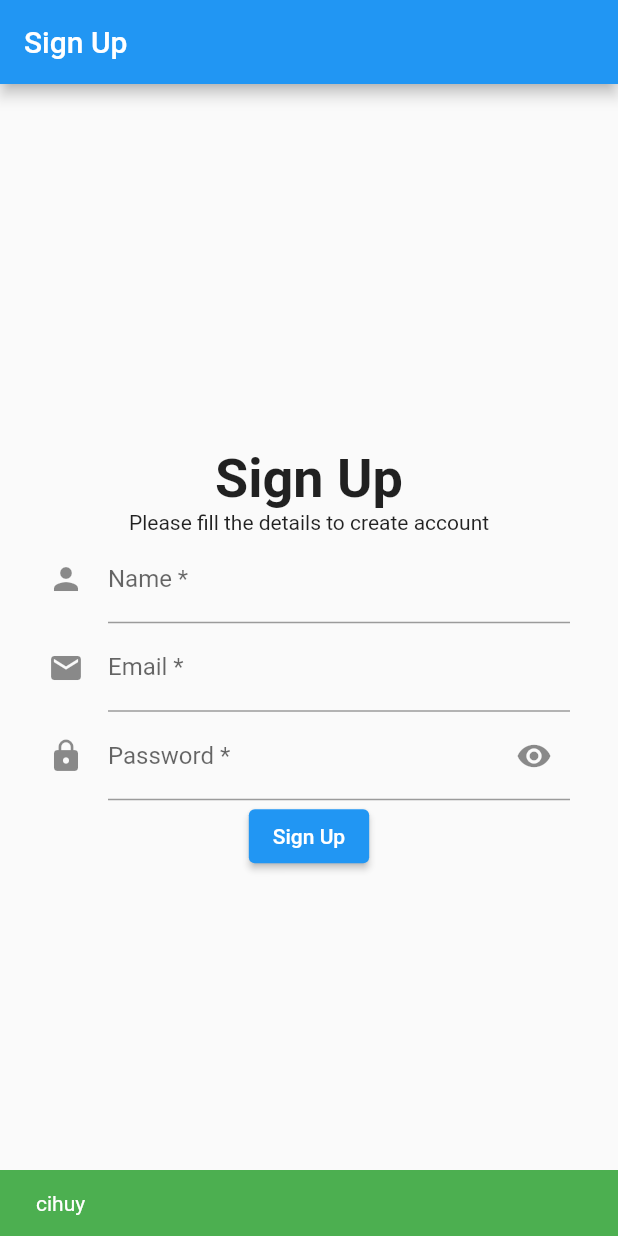
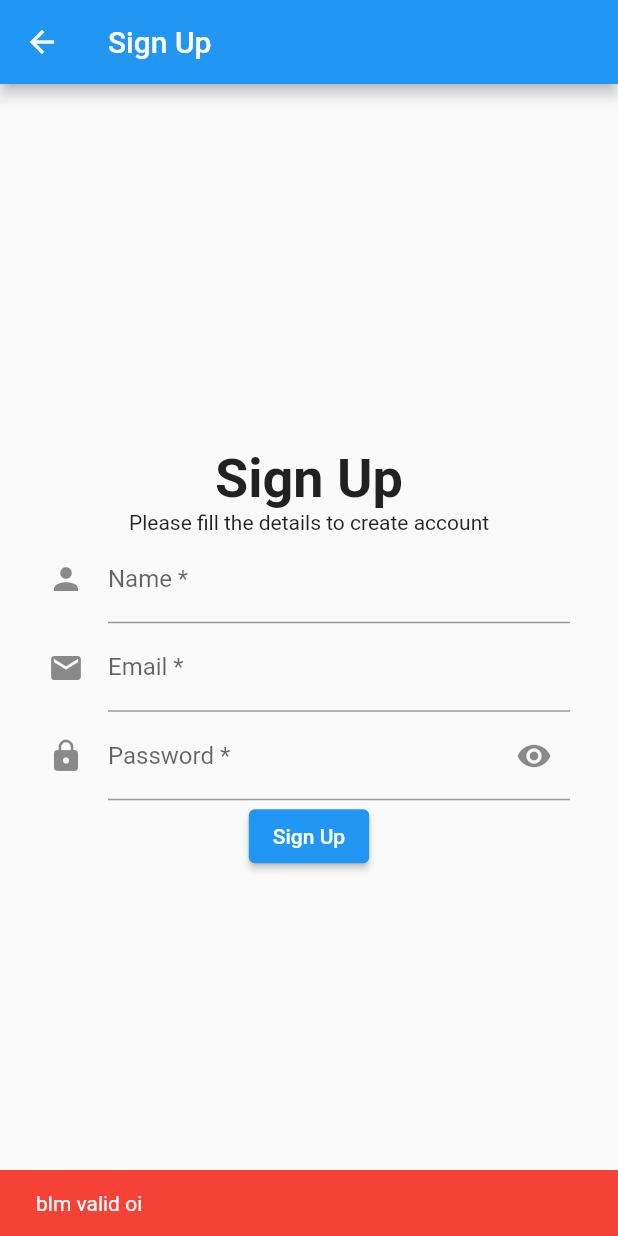
Before and after one commit to jestsee/todo-list-flutter, a Flutter app: the screen it shows after launch, after a tap on "Sign Up", on a phone screen of 412 x 824 dp. Run offline on Flutter 3.47's test engine with Material 2 defaults, Android fonts, the phone set to English and light mode, and no system bars; drawn by our look-alikes of reactive_forms; our stand-ins replace flutter_dotenv, flutter_hooks, hooks_riverpod, string_validator, supabase_flutter; accounts and stored records are empty.

Commit message:
refactor widgets

```diff
--- a/lib/hooks/use_sign_up.dart
+++ b/lib/hooks/use_sign_up.dart
@@ -6,7 +6,7 @@ import 'package:flutter_hooks/flutter_hooks.dart';
 // controller - name, email, password, password confirm
 // focus - name, email, password, password confirm
 // password sama password confirm ada state buat hide/show
-
+// TODO kayaknya bisa dihapus aja
 class BaseField {
   final TextEditingController controller;
   final focus = useMemoized(() => FocusNode());
--- a/lib/main.dart
+++ b/lib/main.dart
@@ -1,27 +1,26 @@
 import 'package:flutter/material.dart';
 import 'package:flutter_dotenv/flutter_dotenv.dart';
 import 'package:hooks_riverpod/hooks_riverpod.dart';
-import 'package:todo_list/ui/screens/sign_up.dart';
+import 'package:todo_list/ui/screens/home/home.dart';
 
 Future main() async {
   await dotenv.load(fileName: '.env');
-  runApp(MyApp());
+  runApp(const MyApp());
 }
 
 class MyApp extends StatelessWidget {
-  MyApp({super.key});
-  final formkey = GlobalKey();
+  const MyApp({super.key});
 
   // This widget is the root of your application.
   @override
   Widget build(BuildContext context) {
     return ProviderScope(
       child: MaterialApp(
-        title: 'Flutter Demo',
+        title: 'Todo List Flutter',
         theme: ThemeData(
           primarySwatch: Colors.blue,
         ),
-        home: const SignUp(),
+        home: const Home(),
       ),
     );
   }
--- /dev/null
+++ b/lib/ui/screens/home/home.dart
@@ -0,0 +1,33 @@
+import 'package:flutter/material.dart';
+import 'package:flutter/scheduler.dart';
+import 'package:flutter_hooks/flutter_hooks.dart';
+import 'package:hooks_riverpod/hooks_riverpod.dart';
+import 'package:todo_list/controllers/auth_controller.dart';
+import 'package:todo_list/ui/screens/sign_up/sign_up.dart';
+
+class Home extends HookConsumerWidget {
+  const Home({super.key});
+
+  @override
+  Widget build(BuildContext context, WidgetRef ref) {
+    final authControllerState = ref.read(authControllerProvider);
+
+    useEffect(() {
+      if (authControllerState == null) {
+        SchedulerBinding.instance.addPostFrameCallback((_) {
+          Navigator.push(
+              context, MaterialPageRoute(builder: (context) => const SignUp()));
+        });
+      }
+      return () {};
+    }, const []);
+    return Scaffold(
+      appBar: AppBar(title: const Text('Sign Up')),
+      body: const Center(
+          child: Padding(
+        padding: EdgeInsets.all(32.0),
+        child: Center(child: Text('Ini home🏠')),
+      )),
+    );
+  }
+}
--- /dev/null
+++ b/lib/ui/screens/sign_in/sign_in.dart
@@ -0,0 +1,17 @@
+import 'package:flutter/material.dart';
+
+class SignIn extends StatelessWidget {
+  const SignIn({super.key});
+
+  @override
+  Widget build(BuildContext context) {
+    return Scaffold(
+      appBar: AppBar(title: const Text('Sign Up')),
+      body: const Center(
+          child: Padding(
+        padding: EdgeInsets.all(32.0),
+        child: Text('Ini halaman sign in'),
+      )),
+    );
+  }
+}
--- a/lib/ui/screens/sign_up.dart
+++ /dev/null
@@ -1,99 +0,0 @@
-import 'dart:developer';
-
-import 'package:flutter/material.dart';
-import 'package:flutter_hooks/flutter_hooks.dart';
-import 'package:reactive_forms/reactive_forms.dart';
-import 'package:todo_list/ui/validator/validation_message.dart' as v;
-import 'package:todo_list/utils.dart';
-
-class SignUp extends HookWidget {
-  const SignUp({super.key});
-
-  @override
-  Widget build(BuildContext context) {
-    final msg = useMemoized(() => const v.ValidationMessage());
-    final hidePassword = useState(true);
-    final hidePasswordConfirm = useState(true);
-    final form = FormGroup({
-      'name': FormControl<String>(validators: [Validators.required]),
-      'email': FormControl<String>(
-          validators: [Validators.required, Validators.email]),
-      'password': FormControl<String>(
-          validators: [Validators.required, Validators.minLength(6)])
-    });
-
-    return Scaffold(
-      appBar: AppBar(title: const Text('Sign Up')),
-      body: Center(
-          child: Padding(
-        padding: const EdgeInsets.all(32.0),
-        child: Column(
-          mainAxisAlignment: MainAxisAlignment.center,
-          children: <Widget>[
-            const Text(
-              'Sign Up',
-              style: TextStyle(fontSize: 36, fontWeight: FontWeight.w600),
-            ),
-            // const SizedBox(height: 16),
-            const Text('Please fill the details to create account'),
-            // const SizedBox(height: 32),
-            ReactiveForm(
-                formGroup: form,
-                child: Column(
-                  children: <Widget>[
-                    ReactiveTextField(
-                      formControlName: 'name',
-                      validationMessages: {
-                        'required': (_) => msg.required('Name')
-                      },
-                      decoration: const InputDecoration(
-                          icon: Icon(Icons.person),
-                          hintText: 'John Doe',
-                          labelText: 'Name *'),
-                    ),
-                    ReactiveTextField(
-                      formControlName: 'email',
-                      validationMessages: {
-                        'required': (_) => msg.required('Email'),
-                        'email': (_) => msg.email()
-                      },
-                      decoration: const InputDecoration(
-                          icon: Icon(Icons.email),
-                          hintText: 'example@mail.com',
-                          labelText: 'Email *'),
-                    ),
-                    ReactiveTextField(
-                      formControlName: 'password',
-                      obscureText: hidePassword.value,
-                      validationMessages: {
-                        'required': (_) => msg.required('Password'),
-                        'minLength': (error) => msg.minLength(
-                            'Password', (error as Map)['requiredLength'])
-                      },
-                      decoration: InputDecoration(
-                          suffixIcon: IconButton(
-                              onPressed: (() =>
-                                  hidePassword.value = !hidePassword.value),
-                              icon: const Icon(Icons.remove_red_eye)),
-                          icon: const Icon(Icons.lock),
-                          labelText: 'Password *'),
-                    ),
-                  ],
-                )),
-            ElevatedButton(
-              onPressed: () {
-                print(form.value);
-                context.showSnackBar(message: 'cihuy');
-              },
-              child: const Text('Sign Up'),
-            )
-          ],
-        ),
-      )),
-    );
-  }
-}
-
-// TODO uninstall string validator?
-// TODO kalo udah install riverpod_hooks yg flutter_hooks di-uninstall aja?
-// TODO refactor pisahin widget untuk form sendiri
--- /dev/null
+++ b/lib/ui/screens/sign_up/sign_up.dart
@@ -0,0 +1,22 @@
+import 'package:flutter/material.dart';
+import 'package:todo_list/ui/screens/sign_up/sign_up_form.dart';
+
+class SignUp extends StatelessWidget {
+  const SignUp({super.key});
+
+  @override
+  Widget build(BuildContext context) {
+    return Scaffold(
+      appBar: AppBar(title: const Text('Sign Up')),
+      body: Center(
+          child: Padding(
+        padding: const EdgeInsets.all(32.0),
+        child: SignUpForm(),
+      )),
+    );
+  }
+}
+
+// TODO uninstall string validator?
+// TODO kalo udah install riverpod_hooks yg flutter_hooks di-uninstall aja?
+// TODO refactor pisahin widget untuk form sendiri
--- /dev/null
+++ b/lib/ui/screens/sign_up/sign_up_form.dart
@@ -0,0 +1,80 @@
+import 'package:flutter/material.dart';
+import 'package:flutter_hooks/flutter_hooks.dart';
+import 'package:reactive_forms/reactive_forms.dart';
+import 'package:todo_list/ui/validator/validation_message.dart' as v;
+import 'package:todo_list/utils.dart';
+import '../../widgets/custom_form.dart';
+
+class SignUpForm extends HookWidget {
+  SignUpForm({
+    Key? key,
+  }) : super(key: key);
+
+  final form = FormGroup({
+    // TODO alpha numeric only
+    'name': FormControl<String>(validators: [Validators.required]),
+    'email': FormControl<String>(
+        validators: [Validators.required, Validators.email]),
+    'password': FormControl<String>(
+        validators: [Validators.required, Validators.minLength(6)])
+  });
+
+  @override
+  Widget build(BuildContext context) {
+    final msg = useMemoized(() => const v.ValidationMessage());
+    return Column(
+      mainAxisAlignment: MainAxisAlignment.center,
+      children: <Widget>[
+        const Text(
+          'Sign Up',
+          style: TextStyle(fontSize: 36, fontWeight: FontWeight.w600),
+        ),
+        // const SizedBox(height: 16),
+        const Text('Please fill the details to create account'),
+        // const SizedBox(height: 32),
+        ReactiveForm(
+            formGroup: form,
+            child: Column(
+              children: <Widget>[
+                CustomForm(
+                    name: 'name',
+                    label: 'Name *',
+                    leading: const Icon(Icons.person),
+                    placeholder: 'John Doe',
+                    validator: {
+                      'required': (_) => msg.required('Password'),
+                    }),
+                CustomForm(
+                    name: 'email',
+                    label: 'Email *',
+                    leading: const Icon(Icons.mail),
+                    placeholder: 'example@mail.com',
+                    validator: {
+                      'required': (_) => msg.required('Email'),
+                      'email': (_) => msg.email()
+                    }),
+                CustomForm(
+                  name: 'password',
+                  label: 'Password *',
+                  leading: const Icon(Icons.lock),
+                  validator: {
+                    'required': (_) => msg.required('Password'),
+                    'minLength': (error) => msg.minLength(
+                        'Password', (error as Map)['requiredLength'])
+                  },
+                ),
+              ],
+            )),
+        ElevatedButton(
+          onPressed: () {
+            print(form.value);
+            form.valid
+                ? context.showSnackBar(message: 'cihuy')
+                : context.showErrorSnackBar(message: 'blm valid oi');
+          },
+          child: const Text('Sign Up'),
+        )
+      ],
+    );
+  }
+}
--- /dev/null
+++ b/lib/ui/widgets/custom_form.dart
@@ -0,0 +1,38 @@
+import 'package:flutter/material.dart';
+import 'package:flutter_hooks/flutter_hooks.dart';
+import 'package:reactive_forms/reactive_forms.dart';
+
+class CustomForm extends HookWidget {
+  final Map<String, String Function(Object)>? validator;
+  final Icon? leading;
+  final String name;
+  final String? placeholder, label;
+  const CustomForm(
+      {super.key,
+      required this.name,
+      this.validator,
+      this.leading,
+      this.placeholder,
+      this.label});
+
+  @override
+  Widget build(BuildContext context) {
+    final hidePassword = useState(true);
+
+    return ReactiveTextField(
+      formControlName: name,
+      validationMessages: validator,
+      obscureText: name == 'password' ? hidePassword.value : false,
+      decoration: InputDecoration(
+        icon: leading,
+        hintText: placeholder,
+        labelText: label,
+        suffixIcon: name == 'password'
+            ? IconButton(
+                onPressed: (() => hidePassword.value = !hidePassword.value),
+                icon: const Icon(Icons.remove_red_eye))
+            : null,
+      ),
+    );
+  }
+}
```
Also changed, not shown: 1 other file.
